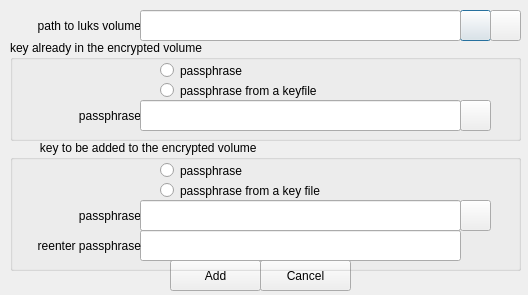
This is luksaddkey.ui in mhogomchungu/zuluCrypt as Qt 5 draws it before an edit. The edited form follows.
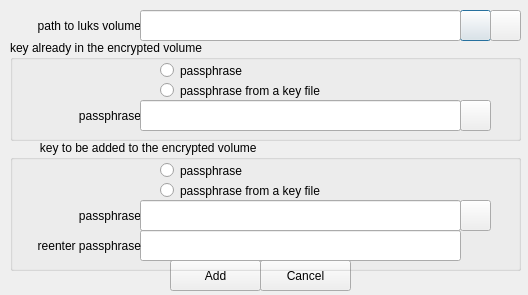
This is the edited form.

```diff
--- a/luksaddkey.ui
+++ b/luksaddkey.ui
@@ -102,7 +102,7 @@
      </rect>
     </property>
     <property name="text">
-     <string>passphrase from a keyfile</string>
+     <string>passphrase from a key file</string>
     </property>
    </widget>
    <widget class="QLabel" name="labelExistingPassphrase">
```
